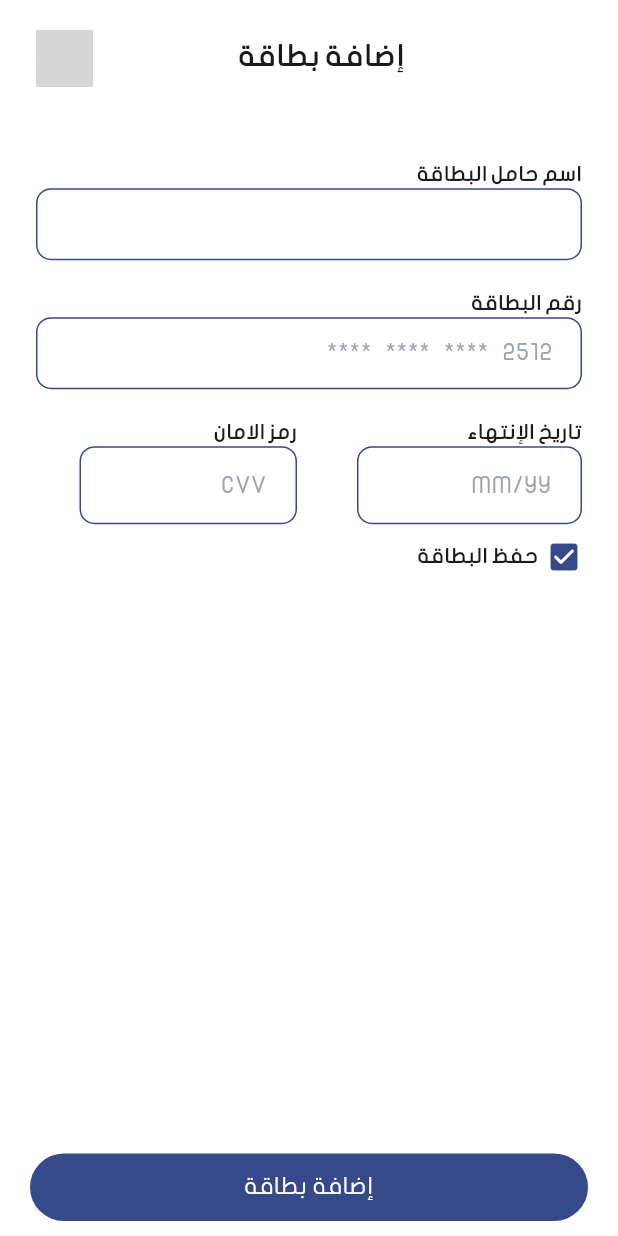
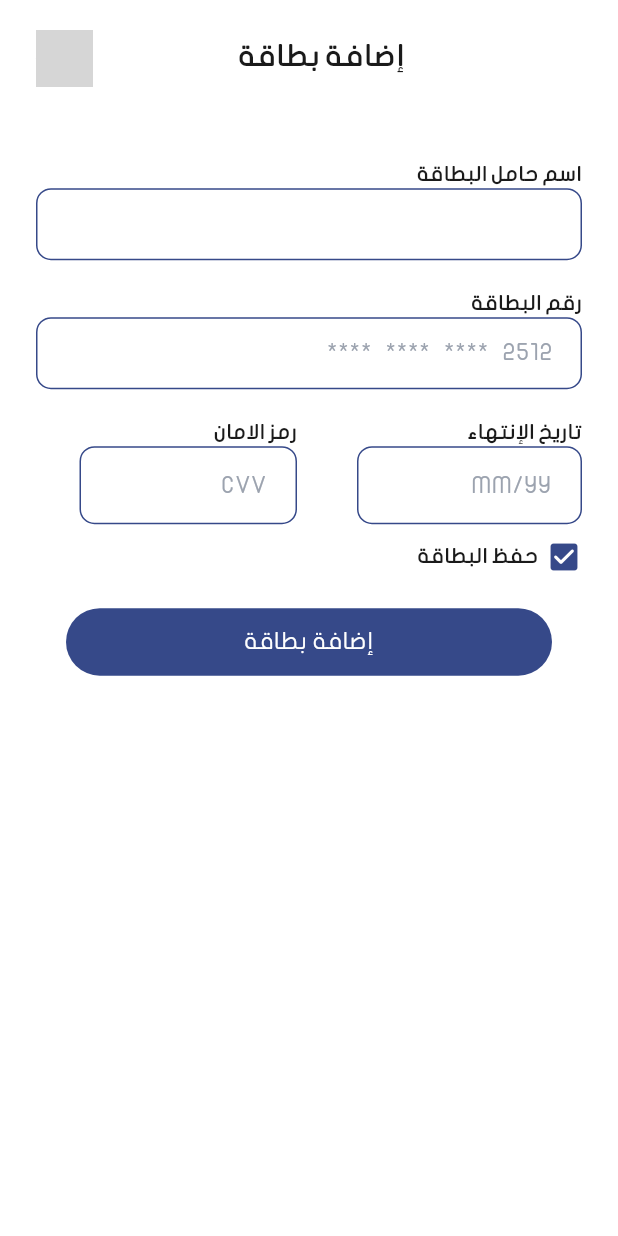
Before and after one commit to odaibishr/doctor_booking_system_with_ai, a Flutter app: the AddCardView screen opened by its route, on a phone screen of 412 x 824 dp. Run offline on Flutter 3.47's test engine with Material 3 defaults, Android fonts, the phone set to English and light mode, and no system bars; our stand-ins replace carousel_slider, date_field, dio, dropdown_button2, go_router, image_picker and 1 more; missing offline and left inert: data_connection_checker_tv, social_auth_buttons, svg_flutter; project files that could hold a hidden picture were left out; grey boxes are pictures that could not be loaded.

Commit message:
some edites

```diff
--- a/lib/features/payment/presentation/add_card_view.dart
+++ b/lib/features/payment/presentation/add_card_view.dart
@@ -8,14 +8,9 @@ class AddCardView extends StatelessWidget {
 
   @override
   Widget build(BuildContext context) {
-    return Scaffold(
+    return Scaffold(resizeToAvoidBottomInset: true,
       body: SafeArea(child: SafeArea(child: AddCardBody())),
-      bottomNavigationBar: Container(
-        padding: const EdgeInsets.symmetric(horizontal: 20, vertical: 10),
-        child: MainButton(text: 'إضافة بطاقة', onTap: () {
 
-        }),
-      ),
     );
   }
 }
--- a/lib/features/payment/presentation/widget/add_card_body.dart
+++ b/lib/features/payment/presentation/widget/add_card_body.dart
@@ -4,6 +4,7 @@ import 'package:doctor_booking_system_with_ai/core/widgets/cvc_textfield.dart';
 import 'package:doctor_booking_system_with_ai/core/widgets/expirydate_textfield.dart';
 
 import 'package:doctor_booking_system_with_ai/core/styles/app_colors.dart';
+import 'package:doctor_booking_system_with_ai/core/widgets/main_button.dart';
 import 'package:doctor_booking_system_with_ai/core/widgets/main_input_field.dart';
 import 'package:flutter/material.dart';
 
@@ -14,6 +15,7 @@ class AddCardBody extends StatelessWidget {
   Widget build(BuildContext context) {
     return Padding(
       padding: const EdgeInsets.symmetric(horizontal: 24, vertical: 20),
+      child: SingleChildScrollView(
         child: Column(
           crossAxisAlignment: CrossAxisAlignment.start,
           children: [
@@ -75,8 +77,16 @@ class AddCardBody extends StatelessWidget {
               SizedBox(width: 5,),
               Text('حفظ البطاقة',style: FontStyles.subTitle3.copyWith(fontWeight: FontWeight.bold),),
 
-          ],)
+            ],),
+            SizedBox(height: 12,),
+            Container(
+          padding: const EdgeInsets.symmetric(horizontal: 20, vertical: 10),
+          child: MainButton(text: 'إضافة بطاقة', onTap: () {
+
+          }),
+        ),
           ],
+        ),
       ),
     );
   }
```
Lines whose indentation alone changed are shown as unchanged.
